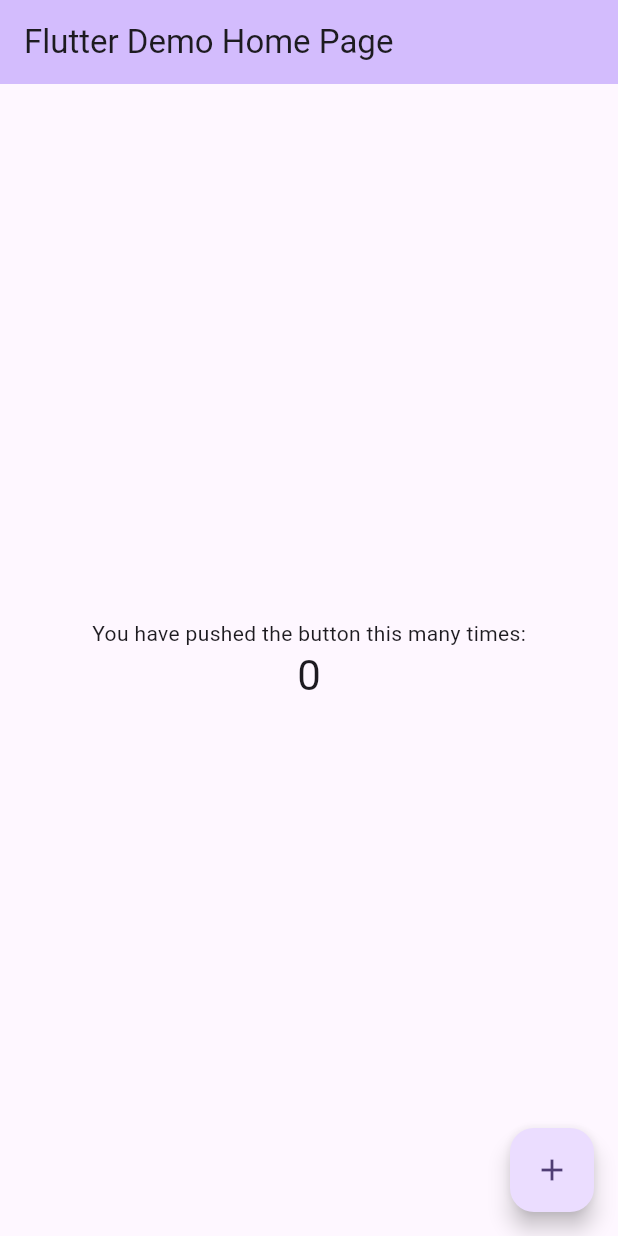
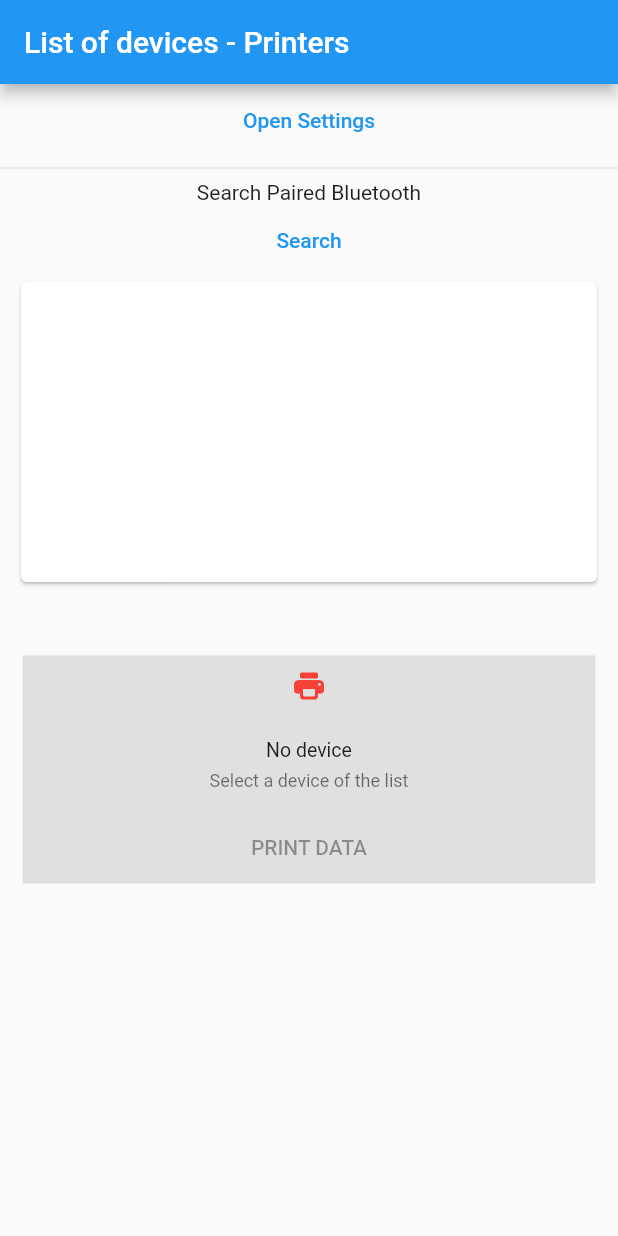
Before and after one commit to smarts-uz/fp_bt_printer_testapp, a Flutter app: the screen it shows after launch, on a phone screen of 412 x 824 dp. Run offline on Flutter 3.47's test engine with Material 2 defaults, Android fonts, the phone set to English and light mode, and no system bars; missing offline and left inert: esc_pos_utils, fp_bt_printer.

Commit message:
added plugin code

```diff
--- a/lib/main.dart
+++ b/lib/main.dart
@@ -1,125 +1,193 @@
+import 'package:esc_pos_utils/esc_pos_utils.dart';
 import 'package:flutter/material.dart';
+import 'package:flutter/services.dart';
+import 'package:image/image.dart';
+
+import 'package:fp_bt_printer/fp_bt_printer.dart';
 
 void main() {
   runApp(const MyApp());
 }
 
-class MyApp extends StatelessWidget {
+class MyApp extends StatefulWidget {
   const MyApp({super.key});
 
-  // This widget is the root of your application.
+  @override
+  State<MyApp> createState() => _MyAppState();
+}
+
+class _MyAppState extends State<MyApp> {
+  @override
+  void initState() {
+    super.initState();
+  }
+
   @override
   Widget build(BuildContext context) {
-    return MaterialApp(
-      title: 'Flutter Demo',
-      theme: ThemeData(
-        // This is the theme of your application.
-        //
-        // TRY THIS: Try running your application with "flutter run". You'll see
-        // the application has a blue toolbar. Then, without quitting the app,
-        // try changing the seedColor in the colorScheme below to Colors.green
-        // and then invoke "hot reload" (save your changes or press the "hot
-        // reload" button in a Flutter-supported IDE, or press "r" if you used
-        // the command line to start the app).
-        //
-        // Notice that the counter didn't reset back to zero; the application
-        // state is not lost during the reload. To reset the state, use hot
-        // restart instead.
-        //
-        // This works for code too, not just values: Most code changes can be
-        // tested with just a hot reload.
-        colorScheme: ColorScheme.fromSeed(seedColor: Colors.deepPurple),
-        useMaterial3: true,
-      ),
-      home: const MyHomePage(title: 'Flutter Demo Home Page'),
+    debugPrint(DateTime.now().toString());
+
+    return const MaterialApp(
+      home: HomeScreen(),
     );
   }
 }
 
-class MyHomePage extends StatefulWidget {
-  const MyHomePage({super.key, required this.title});
-
-  // This widget is the home page of your application. It is stateful, meaning
-  // that it has a State object (defined below) that contains fields that affect
-  // how it looks.
-
-  // This class is the configuration for the state. It holds the values (in this
-  // case the title) provided by the parent (in this case the App widget) and
-  // used by the build method of the State. Fields in a Widget subclass are
-  // always marked "final".
-
-  final String title;
+class HomeScreen extends StatefulWidget {
+  const HomeScreen({Key? key}) : super(key: key);
 
   @override
-  State<MyHomePage> createState() => _MyHomePageState();
+  State<HomeScreen> createState() => _HomeScreenState();
 }
 
-class _MyHomePageState extends State<MyHomePage> {
-  int _counter = 0;
+class _HomeScreenState extends State<HomeScreen> {
+  List<PrinterDevice> devices = [];
+  PrinterDevice? device;
+  bool connected = false;
 
-  void _incrementCounter() {
+  FpBtPrinter printer = FpBtPrinter();
+
+  Future<void> getDevices() async {
+    final response = await printer.scanBondedDevices();
     setState(() {
-      // This call to setState tells the Flutter framework that something has
-      // changed in this State, which causes it to rerun the build method below
-      // so that the display can reflect the updated values. If we changed
-      // _counter without calling setState(), then the build method would not be
-      // called again, and so nothing would appear to happen.
-      _counter++;
+      devices = response;
+    });
+  }
+
+  Future<void> setConnect(PrinterDevice d) async {
+    final response = await printer.checkConnection(d.address);
+    debugPrint(response.message);
+    setState(() {
+      if (response.success) {
+        device = d;
+        connected = true;
+      } else {
+        connected = false;
+        device = null;
+      }
     });
   }
 
   @override
   Widget build(BuildContext context) {
-    // This method is rerun every time setState is called, for instance as done
-    // by the _incrementCounter method above.
-    //
-    // The Flutter framework has been optimized to make rerunning build methods
-    // fast, so that you can just rebuild anything that needs updating rather
-    // than having to individually change instances of widgets.
     return Scaffold(
       appBar: AppBar(
-        // TRY THIS: Try changing the color here to a specific color (to
-        // Colors.amber, perhaps?) and trigger a hot reload to see the AppBar
-        // change color while the other colors stay the same.
-        backgroundColor: Theme.of(context).colorScheme.inversePrimary,
-        // Here we take the value from the MyHomePage object that was created by
-        // the App.build method, and use it to set our appbar title.
-        title: Text(widget.title),
+        title: const Text('List of devices - Printers'),
       ),
-      body: Center(
-        // Center is a layout widget. It takes a single child and positions it
-        // in the middle of the parent.
-        child: Column(
-          // Column is also a layout widget. It takes a list of children and
-          // arranges them vertically. By default, it sizes itself to fit its
-          // children horizontally, and tries to be as tall as its parent.
-          //
-          // Column has various properties to control how it sizes itself and
-          // how it positions its children. Here we use mainAxisAlignment to
-          // center the children vertically; the main axis here is the vertical
-          // axis because Columns are vertical (the cross axis would be
-          // horizontal).
-          //
-          // TRY THIS: Invoke "debug painting" (choose the "Toggle Debug Paint"
-          // action in the IDE, or press "p" in the console), to see the
-          // wireframe for each widget.
-          mainAxisAlignment: MainAxisAlignment.center,
-          children: <Widget>[
-            const Text(
-              'You have pushed the button this many times:',
+      body: Column(
+        children: [
+          Column(
+            children: [
+              TextButton(
+                child: const Center(child: Text("Open Settings")),
+                onPressed: () => printer.openSettings(),
+              )
+            ],
+          ),
+          const Divider(),
+          const Text("Search Paired Bluetooth"),
+          TextButton(
+            onPressed: () {
+              getDevices();
+            },
+            child: const Text("Search"),
+          ),
+          Padding(
+            padding: const EdgeInsets.symmetric(horizontal: 10.0),
+            child: Card(
+              child: Container(
+                padding: const EdgeInsets.all(5),
+                height: 200,
+                child: ListView.separated(
+                  separatorBuilder: (context, index) => const Divider(),
+                  itemCount: devices.isNotEmpty ? devices.length : 0,
+                  itemBuilder: (context, index) {
+                    return ListTile(
+                      leading: const Icon(Icons.print_rounded),
+                      onTap: () => setConnect(devices[index]),
+                      title: Text(
+                        '${devices[index].name} - ${devices[index].address}',
+                      ),
+                      subtitle: const Text("Click to connect"),
+                    );
+                  },
+                ),
+              ),
             ),
-            Text(
-              '$_counter',
-              style: Theme.of(context).textTheme.headlineMedium,
+          ),
+          const SizedBox(height: 30),
+          Padding(
+            padding: const EdgeInsets.all(15.0),
+            child: Container(
+              color: Colors.grey.shade300,
+              child: Column(
+                children: [
+                  Center(
+                    child: Padding(
+                      padding: const EdgeInsets.all(8.0),
+                      child: Icon(
+                        Icons.print_rounded,
+                        color: connected ? Colors.green : Colors.red,
+                      ),
+                    ),
+                  ),
+                  ListTile(
+                    minVerticalPadding: 5,
+                    dense: true,
+                    title: connected
+                        ? Center(child: Text(device!.name!))
+                        : const Center(child: Text("No device")),
+                    subtitle: connected
+                        ? Center(child: Text(device!.address))
+                        : const Center(
+                            child: Text("Select a device of the list"),
+                          ),
+                  ),
+                  TextButton(
+                    onPressed:
+                        connected ? () => printTicket(device!.address) : null,
+                    child: const Text("PRINT DATA"),
+                  ),
+                ],
+              ),
             ),
-          ],
-        ),
+          ),
+        ],
       ),
-      floatingActionButton: FloatingActionButton(
-        onPressed: _incrementCounter,
-        tooltip: 'Increment',
-        child: const Icon(Icons.add),
-      ), // This trailing comma makes auto-formatting nicer for build methods.
     );
   }
+
+  Future<void> printTicket(String address) async {
+    final profile = await CapabilityProfile.load();
+    final generator = Generator(PaperSize.mm80, profile);
+    List<int> bytes = [];
+
+    // //  Print image:
+    final ByteData data = await rootBundle.load('assets/wz.png');
+    final Uint8List bytesImg = data.buffer.asUint8List();
+    var image = decodePng(bytesImg);
+
+    // resize
+    var thumbnail =
+        copyResize(image!, interpolation: Interpolation.nearest, height: 200);
+
+    bytes += generator.text("fp_bt_printer",
+        styles: const PosStyles(align: PosAlign.center, bold: true));
+
+    bytes += generator.imageRaster(thumbnail, align: PosAlign.center);
+
+    bytes += generator.reset();
+    bytes += generator.setGlobalCodeTable('CP1252');
+    bytes += generator.feed(1);
+    bytes += generator.text("HELLO PRINTER by FPV",
+        styles: const PosStyles(align: PosAlign.center, bold: true));
+    bytes += generator.qrcode("https://github.com/FranciscoPV94",
+        size: QRSize.Size6);
+    bytes += generator.feed(1);
+    bytes += generator.feed(1);
+
+    final resp = await printer.printData(bytes, address: address);
+
+    debugPrint(resp.message);
+    debugPrint(address);
+  }
 }
```
Also changed, not shown: pubspec.yaml (+5 -2 lines), assets/wz.png (added), pubspec.lock, 1 other file.
